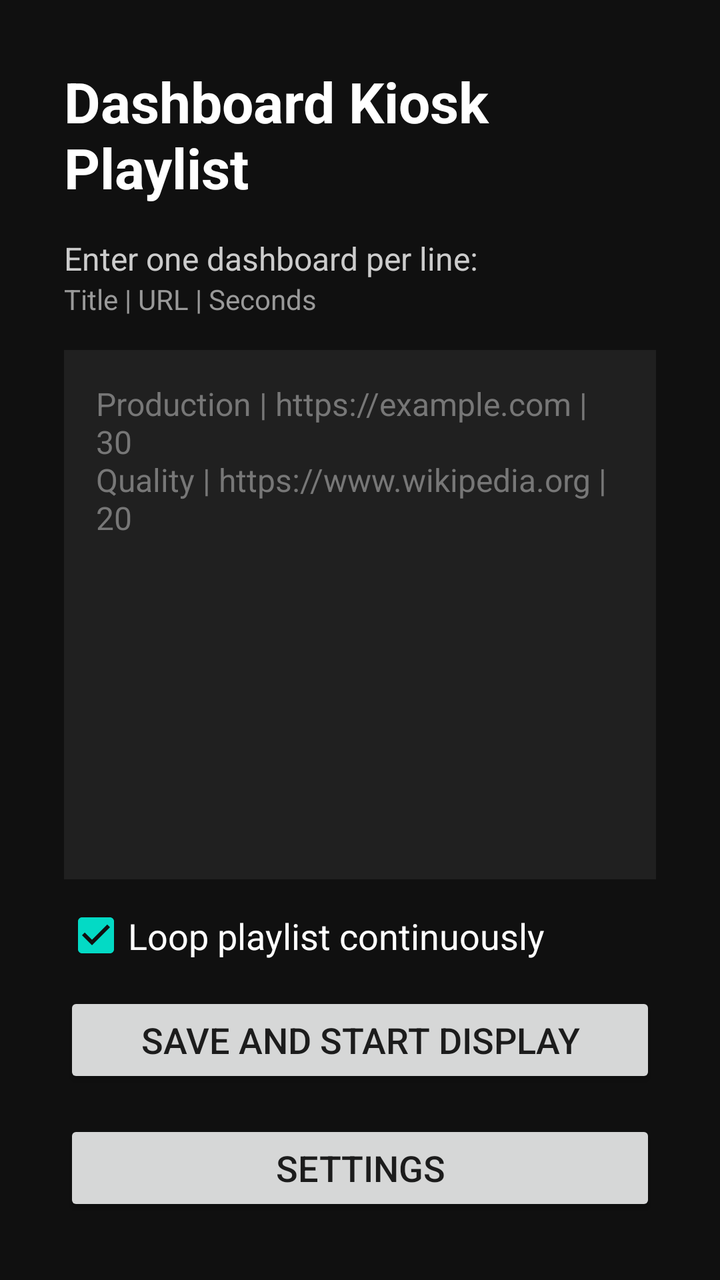
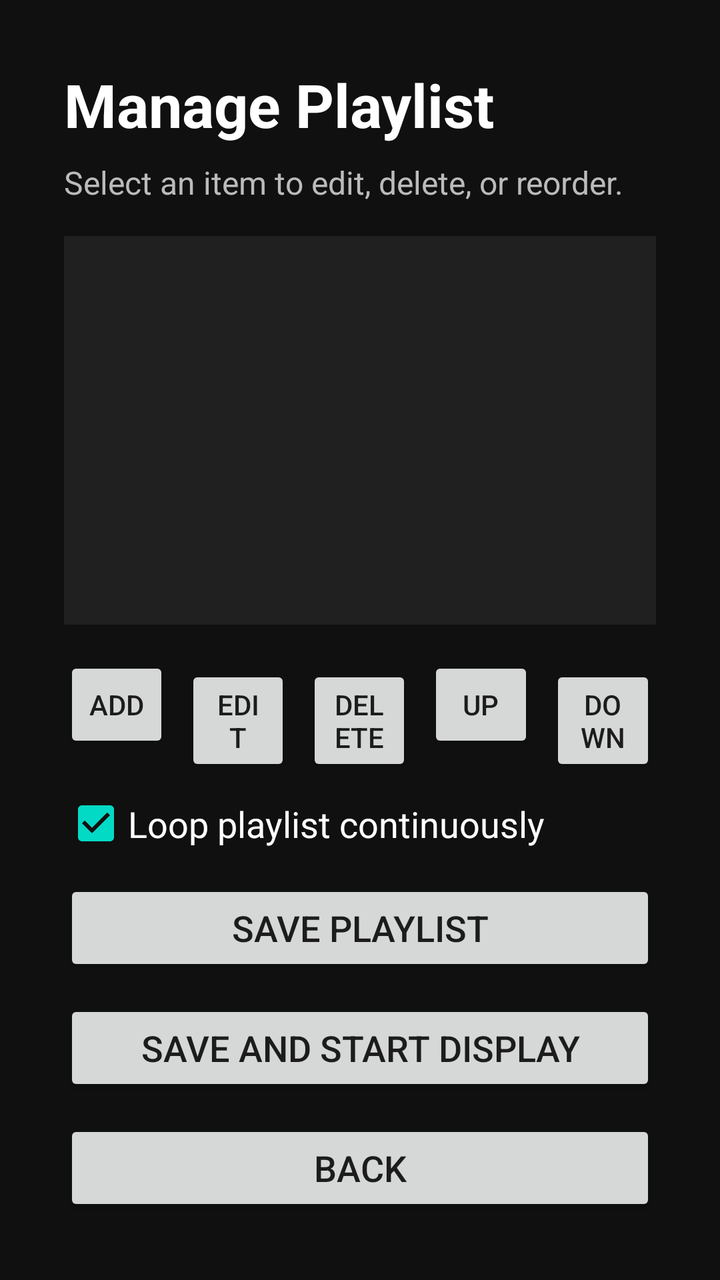

An Android layout rendered at two revisions. The XML below is the earlier revision; the diff shows what the commit changed to produce the second picture.
<!-- AndroidManifest.xml: application theme Theme.DashboardKioskTV -->
<!-- res/layout/activity_playlist.xml -->
<?xml version="1.0" encoding="utf-8"?>
<LinearLayout xmlns:android="http://schemas.android.com/apk/res/android"
    android:id="@+id/playlistRoot"
    android:layout_width="match_parent"
    android:layout_height="match_parent"
    android:orientation="vertical"
    android:padding="32dp"
    android:background="#101010">

    <TextView
        android:layout_width="match_parent"
        android:layout_height="wrap_content"
        android:text="Dashboard Kiosk Playlist"
        android:textColor="#FFFFFF"
        android:textSize="28sp"
        android:textStyle="bold"
        android:paddingBottom="16dp" />

    <TextView
        android:layout_width="match_parent"
        android:layout_height="wrap_content"
        android:text="Enter one dashboard per line:"
        android:textColor="#CCCCCC"
        android:textSize="16sp" />

    <TextView
        android:layout_width="match_parent"
        android:layout_height="wrap_content"
        android:text="Title | URL | Seconds"
        android:textColor="#999999"
        android:textSize="14sp"
        android:paddingBottom="16dp" />

    <EditText
        android:id="@+id/playlistInput"
        android:layout_width="match_parent"
        android:layout_height="0dp"
        android:layout_weight="1"
        android:gravity="top|start"
        android:inputType="textMultiLine|textUri"
        android:singleLine="false"
        android:textColor="#FFFFFF"
        android:textColorHint="#777777"
        android:background="#202020"
        android:padding="16dp"
        android:textSize="16sp"
        android:hint="Production | https://example.com | 30&#10;Quality | https://www.wikipedia.org | 20" />

    <CheckBox
        android:id="@+id/loopCheckbox"
        android:layout_width="wrap_content"
        android:layout_height="wrap_content"
        android:text="Loop playlist continuously"
        android:textColor="#FFFFFF"
        android:textSize="18sp"
        android:checked="true"
        android:paddingTop="16dp"
        android:paddingBottom="16dp" />

    <Button
        android:id="@+id/startButton"
        android:layout_width="match_parent"
        android:layout_height="wrap_content"
        android:text="Save and Start Display"
        android:textSize="18sp" />
    <Button
        android:id="@+id/settingsButton"
        android:layout_width="match_parent"
        android:layout_height="wrap_content"
        android:layout_marginTop="16dp"
        android:text="Settings"
        android:textSize="18sp" />

</LinearLayout>
<!-- resources referenced by this layout -->
<resources>
  <style name="Theme.DashboardKioskTV" parent="Theme.MaterialComponents.DayNight.DarkActionBar">
          
          <item name="colorPrimary">@color/purple_500</item>
          <item name="colorPrimaryVariant">@color/purple_700</item>
          <item name="colorOnPrimary">@color/white</item>
          
          <item name="colorSecondary">@color/teal_200</item>
          <item name="colorSecondaryVariant">@color/teal_700</item>
          <item name="colorOnSecondary">@color/black</item>
          
          <item name="android:statusBarColor">?attr/colorPrimaryVariant</item>
          
      </style>
  <color name="purple_500">#FF6200EE</color>
  <color name="purple_700">#FF3700B3</color>
  <color name="white">#FFFFFFFF</color>
  <color name="teal_200">#FF03DAC5</color>
  <color name="teal_700">#FF018786</color>
  <color name="black">#FF000000</color>
</resources>

<!-- the commit's change to res/layout/activity_playlist.xml (unified diff, before → after) -->
@@ -10,41 +10,77 @@
     <TextView
         android:layout_width="match_parent"
         android:layout_height="wrap_content"
-        android:text="Dashboard Kiosk Playlist"
+        android:text="Manage Playlist"
         android:textColor="#FFFFFF"
-        android:textSize="28sp"
+        android:textSize="30sp"
         android:textStyle="bold"
+        android:paddingBottom="8dp" />
+
+    <TextView
+        android:id="@+id/helpText"
+        android:layout_width="match_parent"
+        android:layout_height="wrap_content"
+        android:text="Select an item to edit, delete, or reorder."
+        android:textColor="#BBBBBB"
+        android:textSize="16sp"
         android:paddingBottom="16dp" />
 
-    <TextView
-        android:layout_width="match_parent"
-        android:layout_height="wrap_content"
-        android:text="Enter one dashboard per line:"
-        android:textColor="#CCCCCC"
-        android:textSize="16sp" />
-
-    <TextView
-        android:layout_width="match_parent"
-        android:layout_height="wrap_content"
-        android:text="Title | URL | Seconds"
-        android:textColor="#999999"
-        android:textSize="14sp"
-        android:paddingBottom="16dp" />
-
-    <EditText
-        android:id="@+id/playlistInput"
+    <ListView
+        android:id="@+id/playlistListView"
         android:layout_width="match_parent"
         android:layout_height="0dp"
         android:layout_weight="1"
-        android:gravity="top|start"
-        android:inputType="textMultiLine|textUri"
-        android:singleLine="false"
-        android:textColor="#FFFFFF"
-        android:textColorHint="#777777"
+        android:choiceMode="singleChoice"
         android:background="#202020"
-        android:padding="16dp"
-        android:textSize="16sp"
-        android:hint="Production | https://example.com | 30&#10;Quality | https://www.wikipedia.org | 20" />
+        android:divider="#444444"
+        android:dividerHeight="1dp" />
+
+    <LinearLayout
+        android:layout_width="match_parent"
+        android:layout_height="wrap_content"
+        android:orientation="horizontal"
+        android:paddingTop="16dp">
+
+        <Button
+            android:id="@+id/addButton"
+            android:layout_width="0dp"
+            android:layout_height="wrap_content"
+            android:layout_weight="1"
+            android:text="Add" />
+
+        <Button
+            android:id="@+id/editButton"
+            android:layout_width="0dp"
+            android:layout_height="wrap_content"
+            android:layout_weight="1"
+            android:layout_marginStart="8dp"
+            android:text="Edit" />
+
+        <Button
+            android:id="@+id/deleteButton"
+            android:layout_width="0dp"
+            android:layout_height="wrap_content"
+            android:layout_weight="1"
+            android:layout_marginStart="8dp"
+            android:text="Delete" />
+
+        <Button
+            android:id="@+id/moveUpButton"
+            android:layout_width="0dp"
+            android:layout_height="wrap_content"
+            android:layout_weight="1"
+            android:layout_marginStart="8dp"
+            android:text="Up" />
+
+        <Button
+            android:id="@+id/moveDownButton"
+            android:layout_width="0dp"
+            android:layout_height="wrap_content"
+            android:layout_weight="1"
+            android:layout_marginStart="8dp"
+            android:text="Down" />
+
+    </LinearLayout>
 
     <CheckBox
         android:id="@+id/loopCheckbox"
@@ -58,17 +94,26 @@
         android:paddingBottom="16dp" />
 
     <Button
+        android:id="@+id/saveButton"
+        android:layout_width="match_parent"
+        android:layout_height="wrap_content"
+        android:text="Save Playlist"
+        android:textSize="18sp" />
+
+    <Button
         android:id="@+id/startButton"
         android:layout_width="match_parent"
         android:layout_height="wrap_content"
+        android:layout_marginTop="12dp"
         android:text="Save and Start Display"
         android:textSize="18sp" />
+
     <Button
-        android:id="@+id/settingsButton"
+        android:id="@+id/backButton"
         android:layout_width="match_parent"
         android:layout_height="wrap_content"
-        android:layout_marginTop="16dp"
-        android:text="Settings"
+        android:layout_marginTop="12dp"
+        android:text="Back"
         android:textSize="18sp" />
 
 </LinearLayout>
